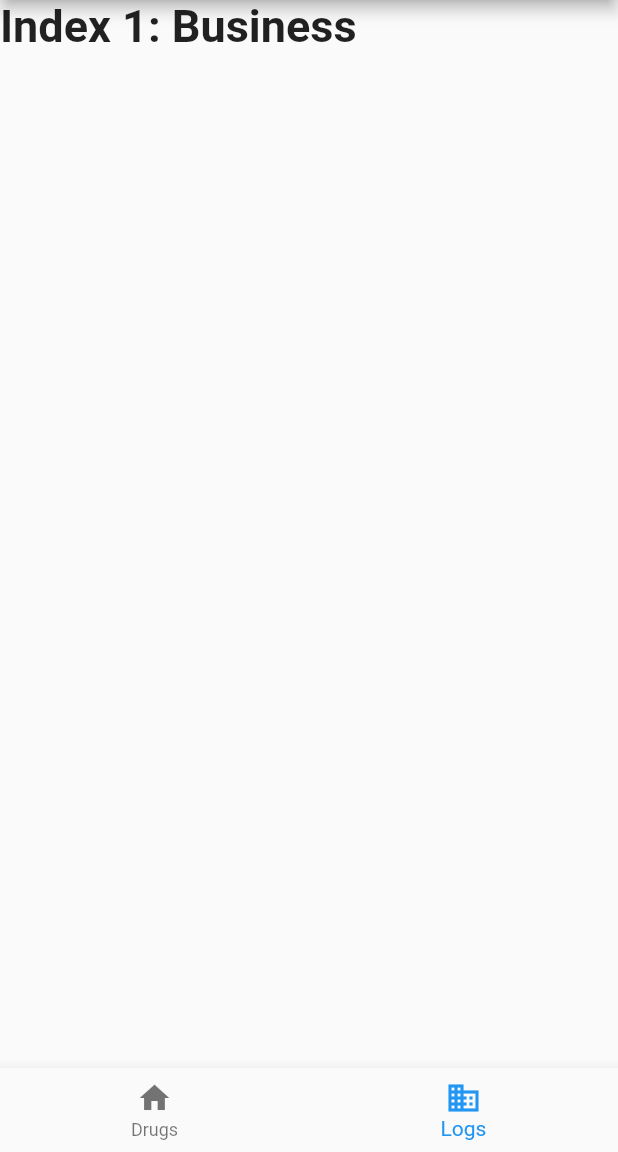
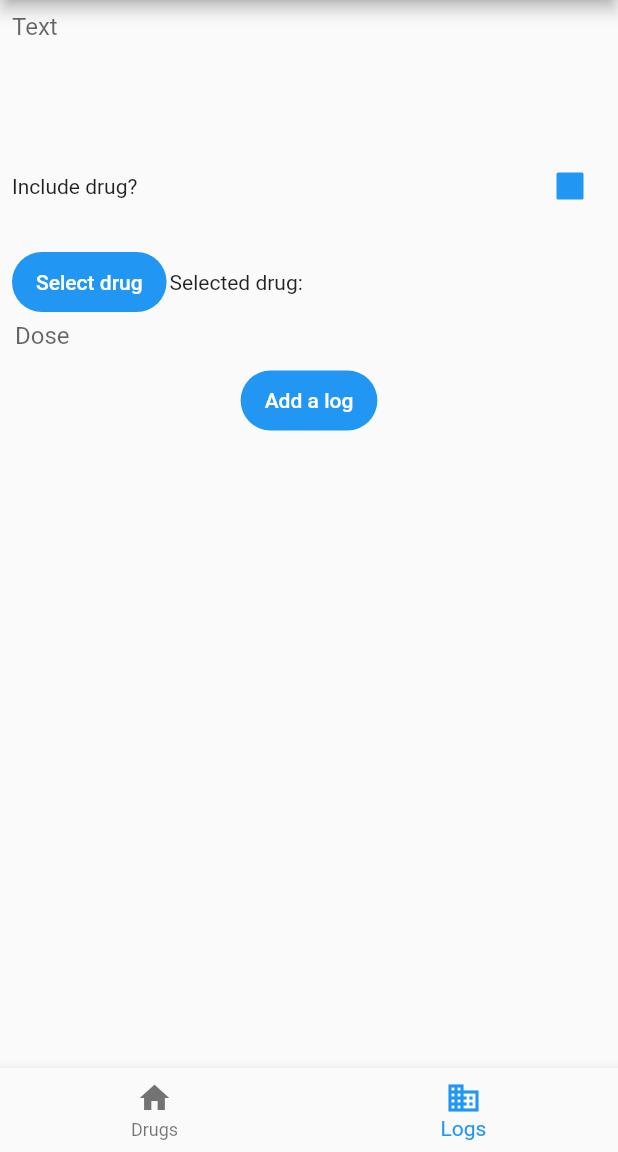
Before and after one commit to SDETechnologies/druglog2, a Flutter app: the screen it shows after launch, item 2 of the bottom bar chosen, on a phone screen of 412 x 824 dp, the part 84-1236 px from its top. Run offline on Flutter 3.47's test engine with Material 2 defaults, Android fonts, the phone set to English and light mode, and no system bars; our stand-ins replace sqflite; accounts and stored records are empty.

Commit message:
Add ability to save logs with or without a drug and dose attached

```diff
--- a/lib/main.dart
+++ b/lib/main.dart
@@ -1,4 +1,5 @@
 import 'package:druglog2/pages/drug.dart';
+import 'package:druglog2/pages/log.dart';
 import 'package:flutter/material.dart';
 
 void main() async {
@@ -18,10 +19,7 @@ class _MainState extends State<Main> {
       TextStyle(fontSize: 30, fontWeight: FontWeight.bold);
   static const List<Widget> _widgetOptions = <Widget>[
     DrugPage(),
-    Text(
-      'Index 1: Business',
-      style: optionStyle,
-    ),
+    LogPage(),
   ];
 
   void _onItemTapped(int index) {
@@ -56,7 +54,6 @@ class _MainState extends State<Main> {
             ),
           ],
           currentIndex: _selectedIndex,
-          // selectedItemColor: Colors.blue[700],
           onTap: _onItemTapped,
         ),
       ),
--- a/lib/models/database_helper.dart
+++ b/lib/models/database_helper.dart
@@ -6,11 +6,11 @@ class DatabaseHelper {
   static Future<Database> GetDatabase() async {
     WidgetsFlutterBinding.ensureInitialized();
 
-    return openDatabase(join(await getDatabasesPath(), 'druglog2.db'),
+    return openDatabase(join(await getDatabasesPath(), 'druglog.db'),
         onCreate: (db, version) {
       db.execute('CREATE TABLE drugs(id INTEGER PRIMARY KEY, name TEXT)');
       db.execute(
-          'CREATE TABLE logs (id INTEGER PRIMARY KEY, drug_id INTEGER,time TIMESTAMP DEFAULT CURRENT_TIMESTAMP, notes TEXT)');
+          'CREATE TABLE logs (id INTEGER PRIMARY KEY, drug_id INTEGER, time TIMESTAMP, notes TEXT, dose TEXT, FOREIGN KEY (drug_id) REFERENCES drugs(id))');
     }, version: 1);
   }
 }
--- a/lib/models/drug_model.dart
+++ b/lib/models/drug_model.dart
@@ -8,7 +8,7 @@ class Drug {
     required this.name,
   });
 
-  void DeleteDrug() async {
+  void Delete() async {
     final db = await DatabaseHelper.GetDatabase();
     db.delete("drugs", where: "id = ?", whereArgs: [id]);
   }
@@ -33,6 +33,14 @@ class Drug {
     return drug;
   }
 
+  static Future<Drug> getDrugById(int id) async {
+    final db = await DatabaseHelper.GetDatabase();
+    final List<Map<String, dynamic>> rows =
+        await db.query('drugs', where: 'id = ?', whereArgs: [id]);
+
+    return Drug(name: rows[0]['name']);
+  }
+
   static Future<List<Drug>> getDrugs() async {
     final db = await DatabaseHelper.GetDatabase();
     final List<Map<String, dynamic>> rows = await db.query('drugs');
--- /dev/null
+++ b/lib/models/log_model.dart
@@ -0,0 +1,97 @@
+import 'package:druglog2/models/drug_model.dart';
+import 'package:intl/intl.dart';
+
+import 'database_helper.dart';
+
+class Log {
+  int? id;
+  int? drugId;
+  String? time;
+  String? notes;
+  String? dose;
+  String? drugName;
+
+  // Map<String, dynamic> toMap() {
+  //   return {
+  //     'id': id,
+  //     'drug_id': drugId,
+  //     'time': time,
+  //     'notes': notes,
+  //     'dose': dose,
+  //     'drugName': drugName,
+  //   };
+  // }
+
+  void Delete() async {
+    final db = await DatabaseHelper.GetDatabase();
+    db.delete("logs", where: "id = ?", whereArgs: [id]);
+  }
+
+//          'select l.id, d.drug_id, l.timestamp, l.notes, l.dose, d.name from logs l left join drugs d on l.drug_id = l.id order by l.timestamp desc');
+
+  static Future<Log> insertLog(String notes) async {
+    final db = await DatabaseHelper.GetDatabase();
+
+    Log log = Log();
+    log.notes = notes;
+
+    final DateFormat formatter = DateFormat('yyyy-MM-dd hh:mm:ss');
+    log.time = formatter.format(DateTime.now());
+
+    List<Object?> parameters = <Object?>[log.time, log.notes];
+
+    final List<Map<String, dynamic>> rows = await db.rawQuery(
+        'insert into logs(time, notes) values (?, ?) returning id', parameters);
+
+    var logID = rows.first['id'] as int;
+
+    log.id = logID;
+    return log;
+  }
+
+  static Future<Log> insertLogWithDrug(
+      String notes, int drugId, String dose) async {
+    final db = await DatabaseHelper.GetDatabase();
+
+    Log log = Log();
+    log.notes = notes;
+    log.drugId = drugId;
+    log.dose = dose;
+
+    final DateFormat formatter = DateFormat('yyyy-MM-dd hh:mm:ss');
+    log.time = formatter.format(DateTime.now());
+
+    List<Object?> parameters = <Object?>[
+      log.time,
+      log.notes,
+      log.dose,
+      log.drugId
+    ];
+
+    final List<Map<String, dynamic>> rows = await db.rawQuery(
+        'insert into logs(time, notes, dose, drug_id) values (?, ?, ?, ?) returning id',
+        parameters);
+
+    var logID = rows.first['id'] as int;
+
+    log.id = logID;
+    return log;
+  }
+
+  static Future<List<Log>> getLogs() async {
+    final db = await DatabaseHelper.GetDatabase();
+    final List<Map<String, dynamic>> rows = await db.rawQuery(
+        'select l.id id, d.id drug_id, l.time time, l.notes notes, l.dose dose, d.name drug_name from logs l left join drugs d on l.drug_id = l.id order by l.time desc');
+
+    return List.generate(rows.length, (i) {
+      Log log = Log();
+      log.id = rows[i]['id'];
+      log.time = rows[i]['time'];
+      log.dose = rows[i]['dose'];
+      log.notes = rows[i]['notes'];
+      log.drugId = rows[i]['drug_id'];
+      log.drugName = rows[i]['drug_name'];
+      return log;
+    });
+  }
+}
--- a/lib/pages/drug.dart
+++ b/lib/pages/drug.dart
@@ -25,13 +25,19 @@ class _DrugPageState extends State<DrugPage> {
   }
 
   void deleteDrug(Drug drug) async {
-    drug.DeleteDrug();
+    drug.Delete();
+    drugs = await Drug.getDrugs();
+    setState(() {});
+  }
+
+  void load() async {
     drugs = await Drug.getDrugs();
     setState(() {});
   }
 
   @override
   Widget build(BuildContext context) {
+    load();
     return Column(
       children: <Widget>[
         Padding(
@@ -70,7 +76,8 @@ class _DrugPageState extends State<DrugPage> {
                           onPressed: () => deleteDrug(drug),
                           icon: Icon(Icons.delete))
                     ],
-                    ))
+                  ),
+                )
             ],
           ),
         )
--- /dev/null
+++ b/lib/pages/log.dart
@@ -0,0 +1,183 @@
+import 'package:druglog2/models/drug_model.dart';
+import 'package:druglog2/models/log_model.dart';
+import 'package:flutter/cupertino.dart';
+import 'package:flutter/material.dart';
+
+class LogPage extends StatefulWidget {
+  const LogPage({super.key});
+
+  @override
+  State<LogPage> createState() => _LogPageState();
+}
+
+class _LogPageState extends State<LogPage> {
+  List<Log> logs = [];
+  List<Drug> drugs = [];
+  Drug? selectedDrug;
+
+  bool includeDrug = true;
+
+  TextEditingController notesEditingController = TextEditingController();
+  TextEditingController doseEditingController = TextEditingController();
+
+  getLogs() async {
+    logs = await Log.getLogs();
+
+    setState(() {});
+  }
+
+  addLog() async {
+    var selectedDrugId = selectedDrug?.id;
+    if (selectedDrugId != null) {
+      Log.insertLogWithDrug(notesEditingController.text, selectedDrugId,
+          doseEditingController.text);
+    } else {
+      Log.insertLog(notesEditingController.text);
+    }
+
+    getLogs();
+    setState(() {});
+    notesEditingController.clear();
+    doseEditingController.clear();
+    selectedDrug = null;
+  }
+
+  getDrugs() async {
+    drugs = await Drug.getDrugs();
+  }
+
+  @override
+  Widget build(BuildContext context) {
+    getLogs();
+    getDrugs();
+
+    return Column(children: <Widget>[
+      Padding(
+        padding: const EdgeInsets.all(8.0),
+        child: TextField(
+          controller: notesEditingController,
+          maxLines: 4, //or null
+          decoration: InputDecoration.collapsed(hintText: "Text"),
+        ),
+      ),
+      Padding(
+        padding: const EdgeInsets.all(8.0),
+        child: Row(
+          children: [
+            Text("Include drug?"),
+            Spacer(),
+            Checkbox(
+                value: includeDrug,
+                checkColor: Colors.blue,
+                onChanged: (bool? value) {
+                  setState(() {
+                    includeDrug = value!;
+                  });
+                }),
+          ],
+        ),
+      ),
+      Visibility(
+        visible: includeDrug,
+        child: Padding(
+          padding: const EdgeInsets.all(8.0),
+          child: Column(
+            children: [
+              Row(children: [
+                FilledButton(
+                  onPressed: () => showDialog(
+                    context: context,
+                    builder: (BuildContext context) {
+                      return AlertDialog(
+                        content: Container(
+                          width: double.maxFinite,
+                          child: Column(
+                            mainAxisSize: MainAxisSize.min,
+                            children: <Widget>[
+                              Expanded(
+                                child: ListView.builder(
+                                  shrinkWrap: true,
+                                  itemCount: drugs.length,
+                                  itemBuilder:
+                                      (BuildContext context, int index) {
+                                    return OutlinedButton(
+                                      child: Text(drugs[index].name),
+                                      onPressed: () {
+                                        selectedDrug = drugs[index];
+                                        setState(() {});
+                                        Navigator.pop(context);
+                                      },
+                                    );
+                                  },
+                                ),
+                              ),
+                            ],
+                          ),
+                        ),
+                      );
+                    },
+                  ),
+                  child: Text("Select drug"),
+                ),
+                Padding(
+                  padding: const EdgeInsets.all(2.0),
+                  child: Text("Selected drug: ${selectedDrug?.name ?? ""}"),
+                ),
+              ]),
+              Padding(
+                padding: EdgeInsets.all(2),
+                child: TextField(
+                  controller: doseEditingController,
+                  decoration: InputDecoration.collapsed(hintText: "Dose"),
+                ),
+              ),
+            ],
+          ),
+        ),
+      ),
+      FilledButton(child: Text("Add a log"), onPressed: () => addLog()),
+      Expanded(
+        child: ListView(
+          shrinkWrap: true,
+          children: [
+            for (var log in logs)
+              Padding(
+                padding: const EdgeInsets.all(8),
+                child: Container(
+                  decoration: BoxDecoration(
+                    boxShadow: [
+                      BoxShadow(
+                          color: Colors.grey.withOpacity(.5),
+                          blurRadius: 10,
+                          spreadRadius: 1,
+                          offset: const Offset(5.0, 5.0)),
+                    ],
+                  ),
+                  child: Container(
+                    color: Colors.grey.shade100,
+                    child: Padding(
+                      padding: const EdgeInsets.all(8.0),
+                      child: Column(
+                        crossAxisAlignment: CrossAxisAlignment.start,
+                        children: [
+                          Text("Time: ${log.time}"),
+                          Text("Note: ${log.notes ?? ""}"),
+                          if (log.drugId != null)
+                            Column(
+                              children: [
+                                Text("Drug: ${log.drugName}"),
+                                Text("Dose: ${log.dose}"),
+                              ],
+                            ),
+                        ],
+                      ),
+                    ),
+                  ),
+                ),
+              )
+          ],
+        ),
+      ),
+    ]);
+  }
+}
--- a/pubspec.yaml
+++ b/pubspec.yaml
@@ -38,6 +38,7 @@ dependencies:
   # The following adds the Cupertino Icons font to your application.
   # Use with the CupertinoIcons class for iOS style icons.
   cupertino_icons: ^1.0.2
+  intl: ^0.18.1
 
 dev_dependencies:
   flutter_test:
```
Also changed, not shown: pubspec.lock. Lines whose indentation alone changed are shown as unchanged.
